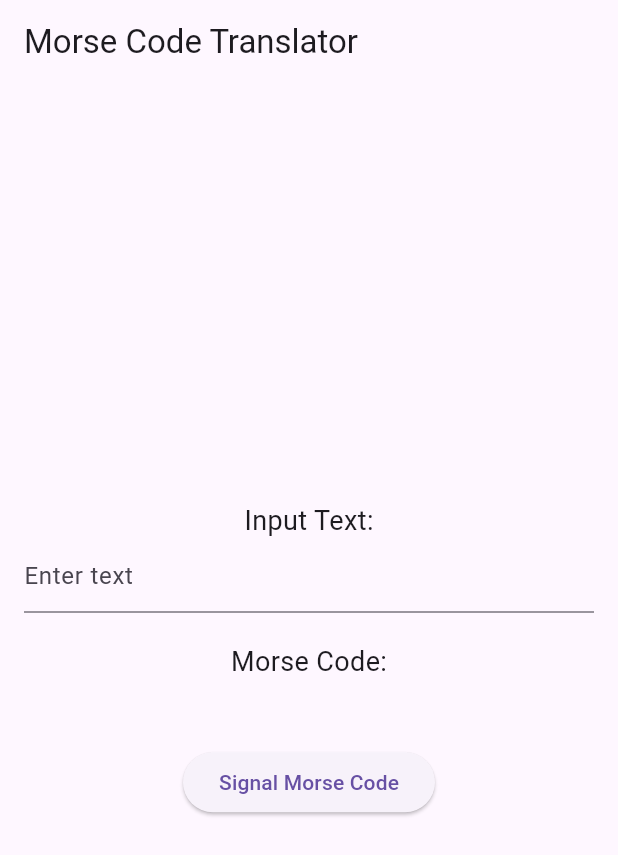
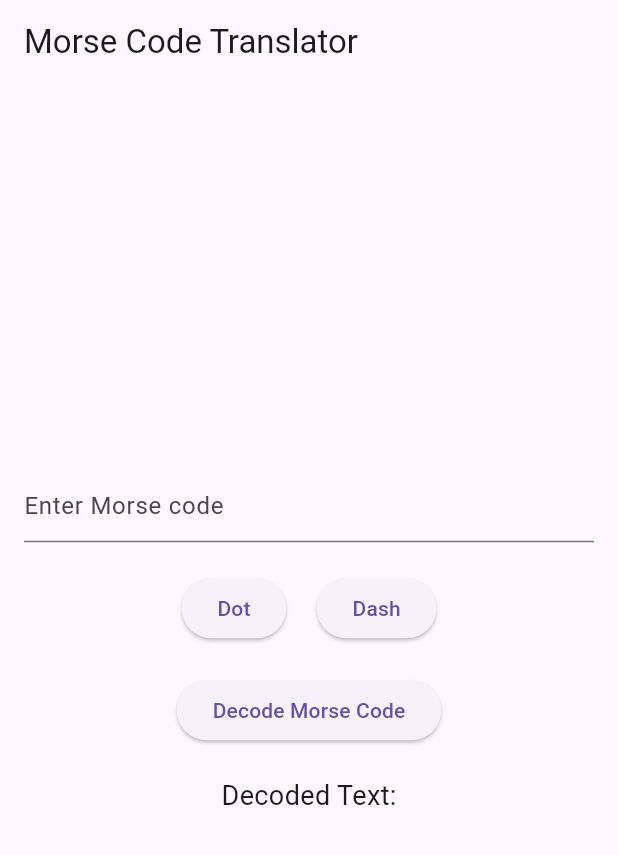
Before and after one commit to Justin509805/TechCase17, a Flutter app: the screen it shows after launch, on a phone screen of 412 x 824 dp. Shown: the top 855 px of the screen. Run offline on Flutter 3.47's test engine with Material 3 defaults, Android fonts, the phone set to English and light mode, and no system bars.

Commit message:
added dot, dash button, it translates only letters

```diff
--- a/lib/main.dart
+++ b/lib/main.dart
@@ -6,35 +6,22 @@ void main() {
 
 class MorseCodeTranslator {
   static Map<String, String> morseCodeMap = {
-    'A': '.-', 'B': '-...', 'C': '-.-.', 'D': '-..', 'E': '.',
-    'F': '..-.', 'G': '--.', 'H': '....', 'I': '..', 'J': '.---',
-    'K': '-.-', 'L': '.-..', 'M': '--', 'N': '-.', 'O': '---',
-    'P': '.--.', 'Q': '--.-', 'R': '.-.', 'S': '...', 'T': '-',
-    'U': '..-', 'V': '...-', 'W': '.--', 'X': '-..-', 'Y': '-.--',
-    'Z': '--..', '0': '-----', '1': '.----', '2': '..---', '3': '...--',
-    '4': '....-', '5': '.....', '6': '-....', '7': '--...', '8': '---..',
-    '9': '----.', ' ': '/'
+    '.-': 'A', '-...': 'B', '-.-.': 'C', '-..': 'D', '.': 'E',
+    '..-.': 'F', '--.': 'G', '....': 'H', '..': 'I', '.---': 'J',
+    '-.-': 'K', '.-..': 'L', '--': 'M', '-.': 'N', '---': 'O',
+    '.--.': 'P', '--.-': 'Q', '.-.': 'R', '...': 'S', '-': 'T',
+    '..-': 'U', '...-': 'V', '.--': 'W', '-..-': 'X', '-.--': 'Y',
+    '--..': 'Z', '-----': '0', '.----': '1', '..---': '2', '...--': '3',
+    '....-': '4', '.....': '5', '-....': '6', '--...': '7', '---..': '8',
+    '----.': '9', '/': ' '
   };
 
-  static Map<String, String> reverseMorseCodeMap =
-      morseCodeMap.map((key, value) => MapEntry(value, key));
-
-  static String textToMorseCode(String text) {
-    List<String> result = [];
-    for (var char in text.toUpperCase().split('')) {
-      if (morseCodeMap.containsKey(char)) {
-        result.add(morseCodeMap[char]!);
-      }
-    }
-    return result.join(' ');
-  }
-
   static String morseCodeToText(String morseCode) {
-    List<String> morseList = morseCode.split(' ');
+    List<String> morseList = morseCode.trim().split(' ');
     List<String> result = [];
     for (var code in morseList) {
-      if (reverseMorseCodeMap.containsKey(code)) {
-        result.add(reverseMorseCodeMap[code]!);
+      if (morseCodeMap.containsKey(code)) {
+        result.add(morseCodeMap[code]!);
       }
     }
     return result.join('');
@@ -58,7 +45,23 @@ class MorseCodeApp extends StatefulWidget {
 class _MorseCodeAppState extends State<MorseCodeApp> {
   String inputText = '';
   String morseCode = '';
-  bool signalingText = true;
+
+  void translateInputToMorseCode(String signal) {
+    setState(() {
+      if (signal == '.') {
+        morseCode += '.';
+      } else if (signal == '-') {
+        morseCode += '-';
+      }
+    });
+  }
+
+  void decodeMorseCode() {
+    setState(() {
+      inputText = MorseCodeTranslator.morseCodeToText(morseCode);
+      morseCode = '';
+    });
+  }
 
   @override
   Widget build(BuildContext context) {
@@ -71,45 +74,50 @@ class _MorseCodeAppState extends State<MorseCodeApp> {
         child: Column(
           mainAxisAlignment: MainAxisAlignment.center,
           children: [
-            Text(
-              signalingText ? 'Input Text:' : 'Morse Code:',
-              style: TextStyle(fontSize: 18),
-            ),
             TextField(
               onChanged: (value) {
                 setState(() {
                   inputText = value;
-                  if (signalingText) {
-                    morseCode = MorseCodeTranslator.textToMorseCode(inputText);
-                  }
                 });
               },
               decoration: InputDecoration(
-                hintText: signalingText ? 'Enter text' : 'Enter Morse code',
+                hintText: 'Enter Morse code',
               ),
             ),
             SizedBox(height: 20),
-            Text(
-              signalingText ? 'Morse Code:' : 'Decoded Text:',
-              style: TextStyle(fontSize: 18),
-            ),
-            Text(
-              signalingText ? morseCode : MorseCodeTranslator.morseCodeToText(morseCode),
-              style: TextStyle(fontSize: 16, fontWeight: FontWeight.bold),
+            Row(
+              mainAxisAlignment: MainAxisAlignment.center,
+              children: [
+                ElevatedButton(
+                  onPressed: () {
+                    translateInputToMorseCode('.');
+                  },
+                  child: Text('Dot'),
+                ),
+                SizedBox(width: 20),
+                ElevatedButton(
+                  onPressed: () {
+                    translateInputToMorseCode('-');
+                  },
+                  child: Text('Dash'),
+                ),
+              ],
             ),
             SizedBox(height: 20),
             ElevatedButton(
               onPressed: () {
-                setState(() {
-                  signalingText = !signalingText;
-                  if (signalingText) {
-                    morseCode = MorseCodeTranslator.textToMorseCode(inputText);
-                  } else {
-                    inputText = MorseCodeTranslator.morseCodeToText(morseCode);
-                  }
-                });
+                decodeMorseCode();
               },
-              child: Text(signalingText ? 'Signal Morse Code' : 'Translate to Text'),
+              child: Text('Decode Morse Code'),
+            ),
+            SizedBox(height: 20),
+            Text(
+              'Decoded Text:',
+              style: TextStyle(fontSize: 18),
+            ),
+            Text(
+              inputText,
+              style: TextStyle(fontSize: 16, fontWeight: FontWeight.bold),
             ),
           ],
         ),
```
